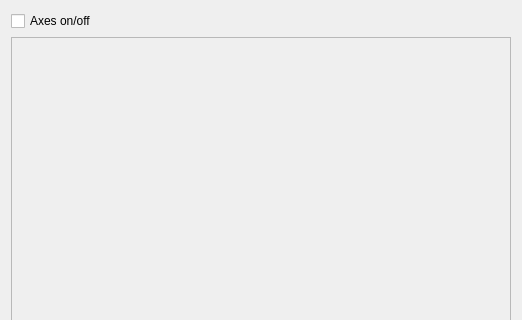
Qt form matlablib/Source/_windows/plot_window.ui (kaiewski/3dSimpleFigures) before a commit; both pictures show x 0 to 522 and y 0 to 320 of the 522 by 548 pixel window.
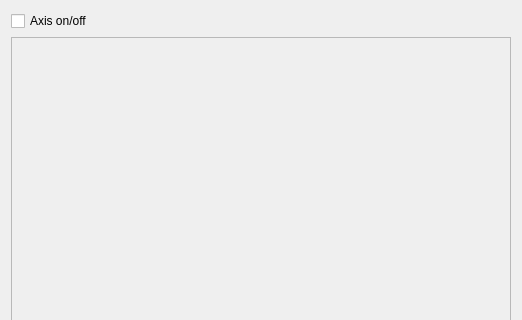
The same form after that commit.

```diff
--- a/matlablib/Source/_windows/plot_window.ui
+++ b/matlablib/Source/_windows/plot_window.ui
@@ -31,7 +31,7 @@
      <item row="0" column="0">
       <widget class="QCheckBox" name="chkAxes">
        <property name="text">
-        <string>Axes on/off</string>
+        <string>Axis on/off</string>
        </property>
       </widget>
      </item>
```
Left out of the diff: 2 changed lines with no effect on the pictures.
